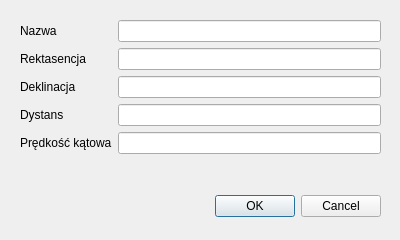
Ztrk/database-project, file application/gui/form-galaxy-group.ui: the form before one commit.
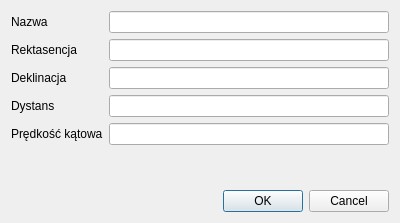
The form after the commit.

Commit message: Add editing of galaxy groups

```diff
--- a/application/gui/form-galaxy-group.ui
+++ b/application/gui/form-galaxy-group.ui
@@ -7,37 +7,14 @@
     <x>0</x>
     <y>0</y>
     <width>400</width>
-    <height>240</height>
+    <height>223</height>
    </rect>
   </property>
   <property name="windowTitle">
    <string>Dialog</string>
   </property>
-  <widget class="QDialogButtonBox" name="buttonBox">
-   <property name="geometry">
-    <rect>
-     <x>20</x>
-     <y>190</y>
-     <width>361</width>
-     <height>32</height>
-    </rect>
-   </property>
-   <property name="orientation">
-    <enum>Qt::Horizontal</enum>
-   </property>
-   <property name="standardButtons">
-    <set>QDialogButtonBox::Cancel|QDialogButtonBox::Ok</set>
-   </property>
-  </widget>
-  <widget class="QWidget" name="formLayoutWidget">
-   <property name="geometry">
-    <rect>
-     <x>20</x>
-     <y>20</y>
-     <width>361</width>
-     <height>161</height>
-    </rect>
-   </property>
+  <layout class="QVBoxLayout" name="verticalLayout">
+   <item>
    <layout class="QFormLayout" name="formLayout">
     <item row="0" column="0">
      <widget class="QLabel" name="nazwaLabel">
@@ -87,10 +64,34 @@
      </widget>
     </item>
     <item row="4" column="1">
-     <widget class="QLineEdit" name="prDkoKTowaLineEdit"/>
-    </item>
-   </layout>
-  </widget>
+      <widget class="QLineEdit" name="radial_velocity_edit"/>
+     </item>
+    </layout>
+   </item>
+   <item>
+    <widget class="QLabel" name="error_label">
+     <property name="styleSheet">
+      <string notr="true">color: rgb(239, 41, 41);</string>
+     </property>
+     <property name="text">
+      <string/>
+     </property>
+     <property name="wordWrap">
+      <bool>true</bool>
+     </property>
+    </widget>
+   </item>
+   <item>
+    <widget class="QDialogButtonBox" name="button_box">
+     <property name="orientation">
+      <enum>Qt::Horizontal</enum>
+     </property>
+     <property name="standardButtons">
+      <set>QDialogButtonBox::Cancel|QDialogButtonBox::Ok</set>
+     </property>
+    </widget>
+   </item>
+  </layout>
  </widget>
  <resources/>
  <connections>
```
Left out of the diff: 28 changed lines with no effect on the pictures. Lines whose indentation alone changed are shown as unchanged. The commit also changes 3 other files.
